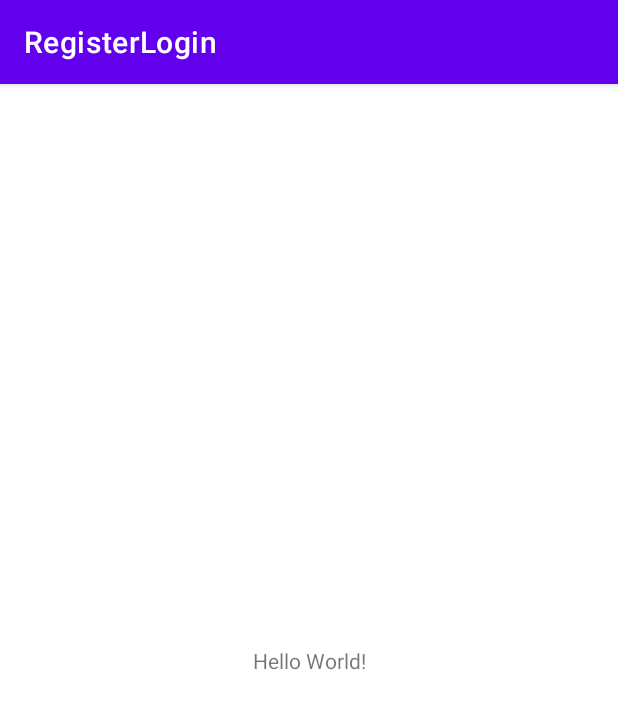
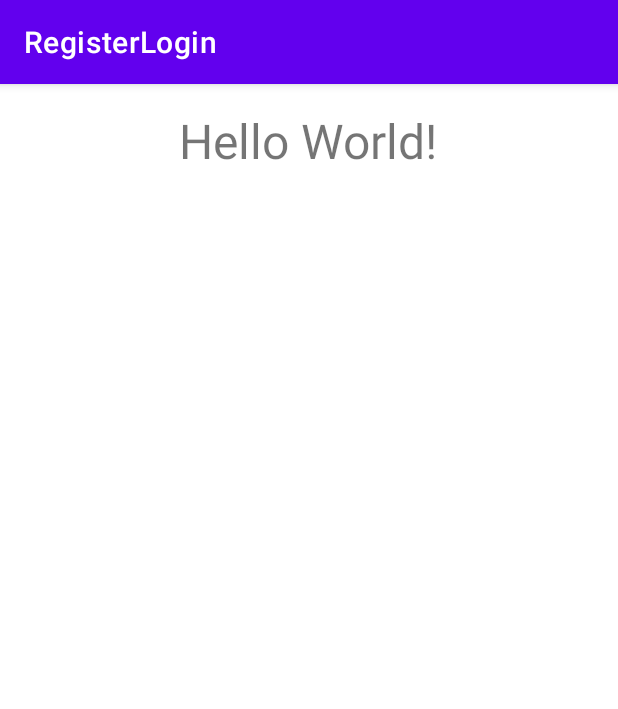
Before and after one commit to AdnSmile/RegisterLogin, an Android app: the screen it shows after launch (MainActivity), on a phone screen of 412 x 824 dp. Shown: the top 709 px of the screen. Run offline under Robolectric (Android 15) with nearby library versions, the phone set to English and light mode, and no system bars.

Commit message:
Update Linear Layout di activity_main.xml

```diff
--- a/app/src/main/res/layout/activity_main.xml
+++ b/app/src/main/res/layout/activity_main.xml
@@ -1,18 +1,21 @@
 <?xml version="1.0" encoding="utf-8"?>
-<androidx.constraintlayout.widget.ConstraintLayout xmlns:android="http://schemas.android.com/apk/res/android"
+<LinearLayout xmlns:android="http://schemas.android.com/apk/res/android"
     xmlns:app="http://schemas.android.com/apk/res-auto"
     xmlns:tools="http://schemas.android.com/tools"
     android:layout_width="match_parent"
     android:layout_height="match_parent"
-    tools:context=".MainActivity">
+    tools:context=".MainActivity"
+    android:orientation="vertical"
+    android:gravity="center_horizontal"
+    android:layout_margin="16sp"
+    >
+
 
     <TextView
         android:layout_width="wrap_content"
         android:layout_height="wrap_content"
         android:text="Hello World!"
-        app:layout_constraintBottom_toBottomOf="parent"
-        app:layout_constraintEnd_toEndOf="parent"
-        app:layout_constraintStart_toStartOf="parent"
-        app:layout_constraintTop_toTopOf="parent" />
+        android:textSize="32sp"
+        />
 
-</androidx.constraintlayout.widget.ConstraintLayout>
+</LinearLayout>
```
